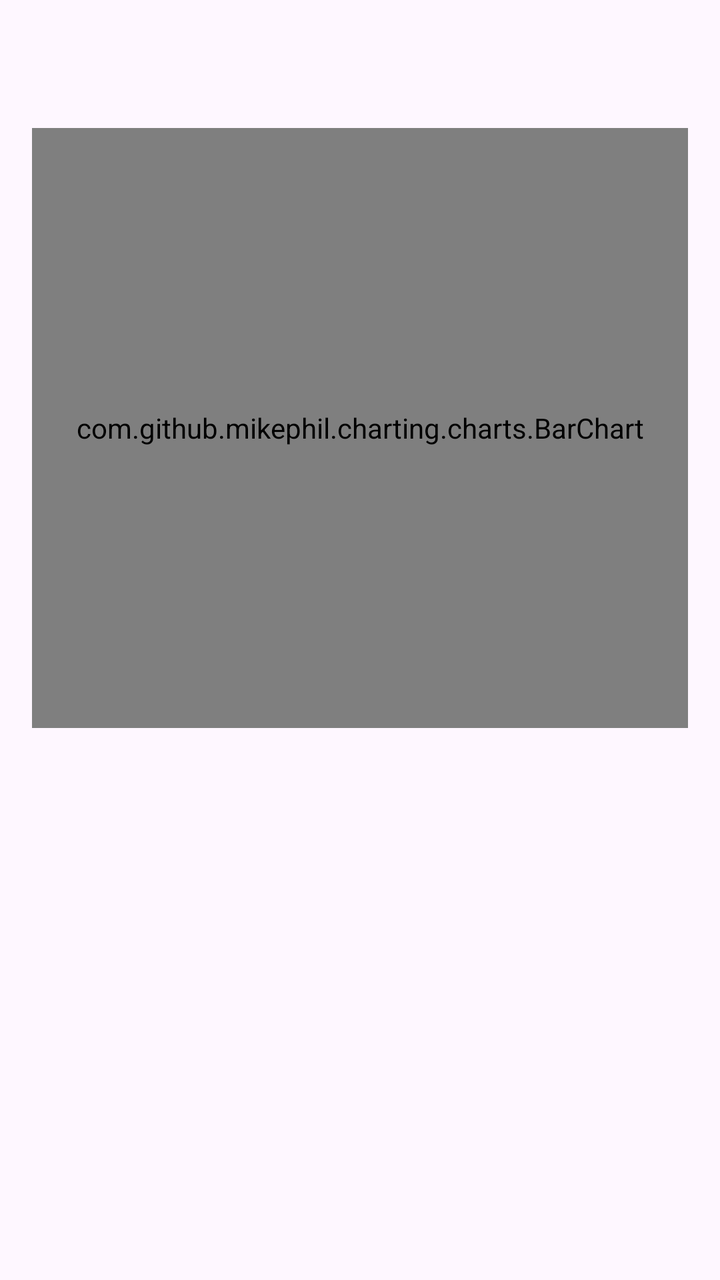
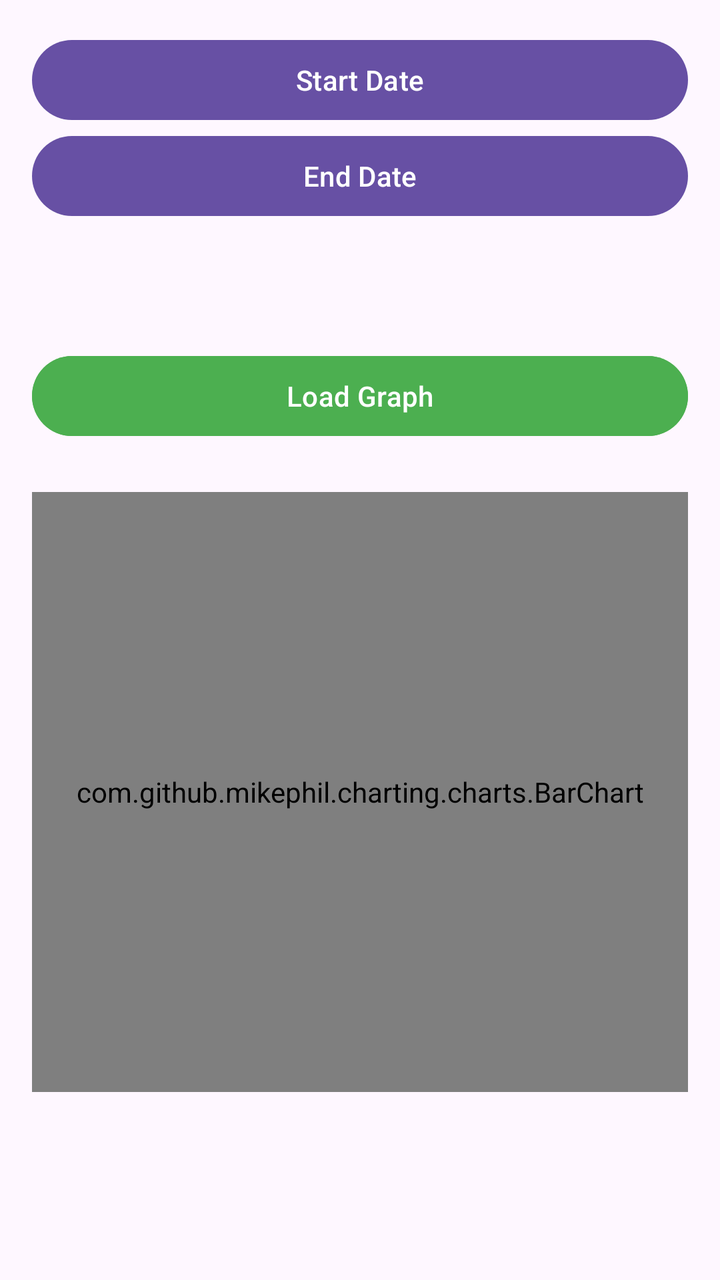

Two renders of the same Android screen: before a commit and after it. Below are the layout's source before the change and the commit's diff.
<!-- AndroidManifest.xml: application theme Theme.Pennywise2 -->
<!-- res/layout/activity_graph.xml -->
<?xml version="1.0" encoding="utf-8"?>
<LinearLayout xmlns:android="http://schemas.android.com/apk/res/android"
    android:layout_width="match_parent" android:layout_height="match_parent"
    android:orientation="vertical" android:padding="16dp">
    <Button android:id="@+id/btnStartDate" android:text="Start Date"/>
    <Button android:id="@+id/btnEndDate" android:text="End Date"/>
    <TextView android:id="@+id/tvStartDate" android:layout_marginTop="8dp"/>
    <TextView android:id="@+id/tvEndDate"/>
    <Button android:id="@+id/btnLoadGraph" android:text="Load Graph" android:layout_marginTop="16dp"
        android:backgroundTint="#4CAF50"/>
    <com.github.mikephil.charting.charts.BarChart android:id="@+id/barChart"
        android:layout_width="match_parent" android:layout_height="300dp" android:layout_marginTop="24dp"/>
</LinearLayout>
<!-- resources referenced by this layout -->
<resources>
  <style name="Theme.Pennywise2" parent="Base.Theme.Pennywise2" />
  <style name="Base.Theme.Pennywise2" parent="Theme.Material3.DayNight.NoActionBar">
          
          
      </style>
</resources>

<!-- the commit's change to res/layout/activity_graph.xml (unified diff, before → after) -->
@@ -1,13 +1,44 @@
 <?xml version="1.0" encoding="utf-8"?>
 <LinearLayout xmlns:android="http://schemas.android.com/apk/res/android"
-    android:layout_width="match_parent" android:layout_height="match_parent"
-    android:orientation="vertical" android:padding="16dp">
-    <Button android:id="@+id/btnStartDate" android:text="Start Date"/>
-    <Button android:id="@+id/btnEndDate" android:text="End Date"/>
-    <TextView android:id="@+id/tvStartDate" android:layout_marginTop="8dp"/>
-    <TextView android:id="@+id/tvEndDate"/>
-    <Button android:id="@+id/btnLoadGraph" android:text="Load Graph" android:layout_marginTop="16dp"
-        android:backgroundTint="#4CAF50"/>
-    <com.github.mikephil.charting.charts.BarChart android:id="@+id/barChart"
-        android:layout_width="match_parent" android:layout_height="300dp" android:layout_marginTop="24dp"/>
+    android:layout_width="match_parent"
+    android:layout_height="match_parent"
+    android:orientation="vertical"
+    android:padding="16dp">
+
+    <Button
+        android:id="@+id/btnStartDate"
+        android:layout_width="match_parent"
+        android:layout_height="wrap_content"
+        android:text="@string/btn_start_date" />
+
+    <Button
+        android:id="@+id/btnEndDate"
+        android:layout_width="match_parent"
+        android:layout_height="wrap_content"
+        android:text="@string/btn_end_date" />
+
+    <TextView
+        android:id="@+id/tvStartDate"
+        android:layout_width="match_parent"
+        android:layout_height="wrap_content"
+        android:layout_marginTop="8dp" />
+
+    <TextView
+        android:id="@+id/tvEndDate"
+        android:layout_width="match_parent"
+        android:layout_height="wrap_content" />
+
+    <Button
+        android:id="@+id/btnLoadGraph"
+        android:layout_width="match_parent"
+        android:layout_height="wrap_content"
+        android:layout_marginTop="16dp"
+        android:backgroundTint="#4CAF50"
+        android:text="@string/btn_load_graph" />
+
+    <com.github.mikephil.charting.charts.BarChart
+        android:id="@+id/barChart"
+        android:layout_width="match_parent"
+        android:layout_height="300dp"
+        android:layout_marginTop="24dp" />
 </LinearLayout>
<!-- resource entries referenced after the edit -->
@@ -1,5 +1,8 @@
 <!-- resources referenced by this layout -->
 <resources>
+  <string name="btn_end_date">End Date</string>
+  <string name="btn_load_graph">Load Graph</string>
+  <string name="btn_start_date">Start Date</string>
   <style name="Theme.Pennywise2" parent="Base.Theme.Pennywise2" />
   <style name="Base.Theme.Pennywise2" parent="Theme.Material3.DayNight.NoActionBar">
           
